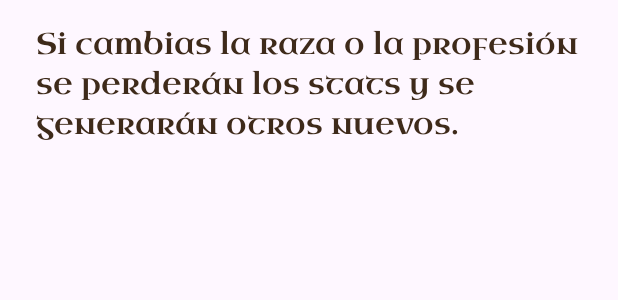
After one commit to Joseleop/AND_MiAvatar, an Android app: the layout layout_dialogo_advertencia.xml on its own in the app's theme, with its tools: preview values and no code run, on a phone screen of 412 x 824 dp. The commit adds this screen. Shown: the top 300 px of the screen. Run offline under Robolectric (Android 15) with nearby library versions, the phone set to English and light mode, and no system bars.

Commit message:
feat: implementa un nuevo diálogo de advertencia: cuando hay un pj creado, y se quiere cambiar la raza o la profesión, la app avisa y pregunta si de verdad se quiere cambiar

```diff
--- a/app/src/main/java/es/studium/miavatar/DialogoReiniciar.java
+++ b/app/src/main/java/es/studium/miavatar/DialogoReiniciar.java
@@ -3,7 +3,6 @@ package es.studium.miavatar;
 import android.app.AlertDialog;
 import android.app.Dialog;
 import android.content.Context;
-import android.content.DialogInterface;
 import android.os.Bundle;
 import android.view.LayoutInflater;
 import android.view.View;
--- a/app/src/main/java/es/studium/miavatar/OnDialogoListener.java
+++ b/app/src/main/java/es/studium/miavatar/OnDialogoListener.java
@@ -16,4 +16,7 @@ public interface OnDialogoListener {
     void onDialogoReiniciarAceptarListener();
 
     void onDialogoReiniciarCancelarListener();
+
+    void onDialogoAdvertenciaAceptarListener(int tipo, int valor);
+    void onDialogoAdvertenciaCancelarListener();
 }
--- /dev/null
+++ b/app/src/main/res/layout/layout_dialogo_advertencia.xml
@@ -0,0 +1,18 @@
+<?xml version="1.0" encoding="utf-8"?>
+<LinearLayout xmlns:android="http://schemas.android.com/apk/res/android"
+    android:layout_width="match_parent"
+    android:layout_height="wrap_content"
+    android:orientation="vertical"
+    android:paddingStart="24dp"
+    android:paddingEnd="24dp"
+    android:paddingTop="16dp"
+    android:paddingBottom="8dp">
+
+    <TextView
+        android:id="@+id/tvMensajeAdvertencia"
+        android:layout_width="match_parent"
+        android:layout_height="wrap_content"
+        android:text="@string/dialogo_advertencia_mensaje"
+        android:textSize="@dimen/texto_dialogo"/>
+
+</LinearLayout>
--- a/app/src/main/res/values/strings.xml
+++ b/app/src/main/res/values/strings.xml
@@ -39,5 +39,9 @@
     <string name="dialogo_profesion_minero">Minero</string>
     <!-- Diálogo reiniciar -->
     <string name="dialogo_reiniciar_titulo">¿Reiniciar personaje?</string>
-    <string name="dialogo_reiniciar_mensaje">Se borrarán todos los datos de tu personaje.</string>
+    <string name="dialogo_reiniciar_mensaje">Se borrarán todos los stats de tu personaje.</string>
+
+    <!-- Diálogo advertencia -->
+    <string name="dialogo_advertencia_titulo">¿Cambiar el personaje?</string>
+    <string name="dialogo_advertencia_mensaje">Si cambias la raza o la profesión se perderán los stats y se generarán otros nuevos.</string>
 </resources>
```
Also changed, not shown: app/src/main/java/es/studium/miavatar/DialogoAdvertencia.java (added, +43 -0 lines), app/src/main/java/es/studium/miavatar/MainActivity.java (+47 -13 lines).
